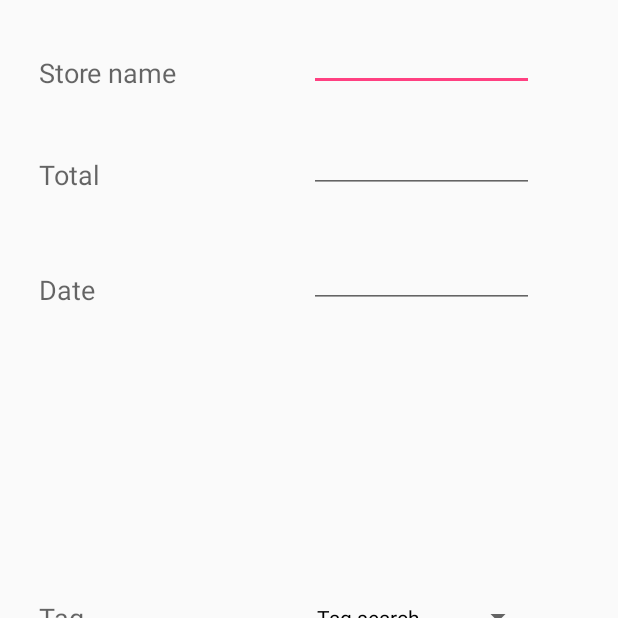
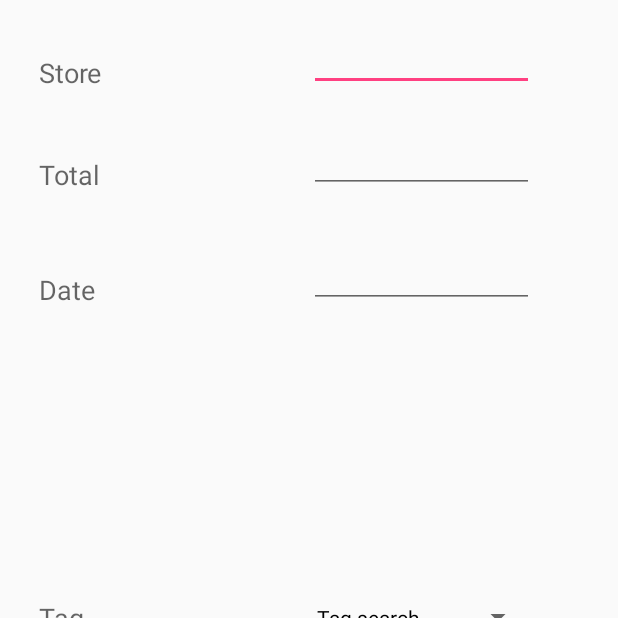
Before and after one commit to HassanNahhal/capstone_android, an Android app: the AddReceiptActivity screen opened directly, with no data from a screen before it, on a phone screen of 412 x 824 dp, the top half of it. Run offline under Robolectric (Android 15) with nearby library versions, the phone set to English and light mode, and no system bars.

Commit message:
Modify String store

```diff
--- a/Receipt_Keeper/app/src/main/res/values/strings.xml
+++ b/Receipt_Keeper/app/src/main/res/values/strings.xml
@@ -22,7 +22,7 @@
     <!-- Strings related to Welcome -->
     <string name="go_to_ocr">Go to OCR</string>
     <string name="go_to_login_page">Go to Login Page</string>
-    <string name="store_name">Store name</string>
+    <string name="store_name">Store</string>
     <string name="date">Date</string>
     <string name="total">Total</string>
     <string name="save">Save</string>
```
